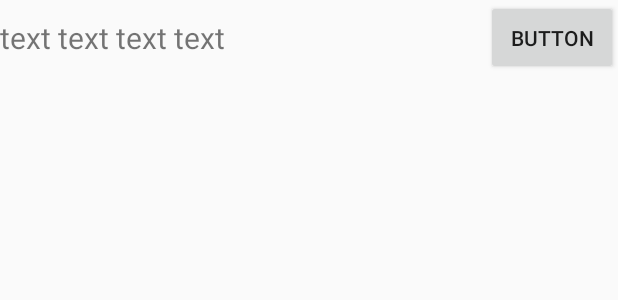
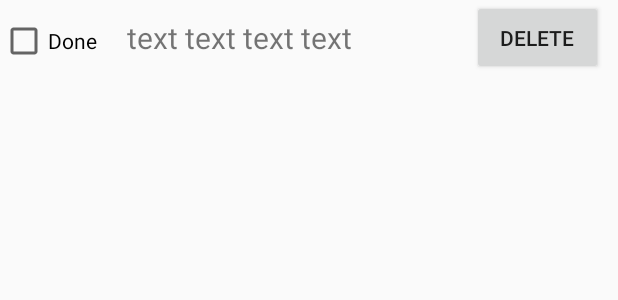
Before and after one commit to jongyuni/andoridproject_iwilldoit, an Android app: the layout item_list.xml on its own in the app's theme, with its tools: preview values and no code run, on a phone screen of 412 x 824 dp. Shown: the top 300 px of the screen. Run offline under Robolectric (Android 15) with nearby library versions, the phone set to English and light mode, and no system bars.

Commit message:
version 1.3.1

```diff
--- a/app/src/main/res/layout/item_list.xml
+++ b/app/src/main/res/layout/item_list.xml
@@ -1,24 +1,34 @@
 <?xml version="1.0" encoding="utf-8"?>
-<RelativeLayout
+<LinearLayout
     xmlns:android="http://schemas.android.com/apk/res/android"
     android:layout_width="match_parent"
-    android:layout_height="50dp">
+    android:layout_height="50dp"
+    android:orientation="horizontal">
+
+
+    <CheckBox
+        android:id="@+id/checkBox"
+        android:layout_width="wrap_content"
+        android:layout_height="wrap_content"
+        android:text="Done" />
 
     <TextView
-        android:layout_width="match_parent"
+        android:id="@+id/textView"
+        android:layout_width="230dp"
         android:layout_height="match_parent"
-        android:layout_alignParentLeft="true"
+        android:layout_marginLeft="20dp"
+        android:gravity="center_vertical"
         android:text="text text text text"
-        android:textSize="20dp"
-        android:gravity="center_vertical"
-        android:id="@+id/textView"/>
+        android:textSize="20dp" />
 
     <Button
         android:layout_width="wrap_content"
         android:layout_height="match_parent"
-        android:layout_alignParentRight="true"
-        android:text="button"
+        android:layout_marginRight="10dp"
+        android:text="delete"
         android:id="@+id/button"/>
 
 
-</RelativeLayout>
+
+
+</LinearLayout>
```
Also changed, not shown: app/src/main/java/com/example/iwilldoit/Adapter.java (+19 -1 lines), app/src/main/java/com/example/iwilldoit/ViewHolder.java (+12 -1 lines), app/src/main/res/layout/activity_home.xml (+37 -0 lines).
